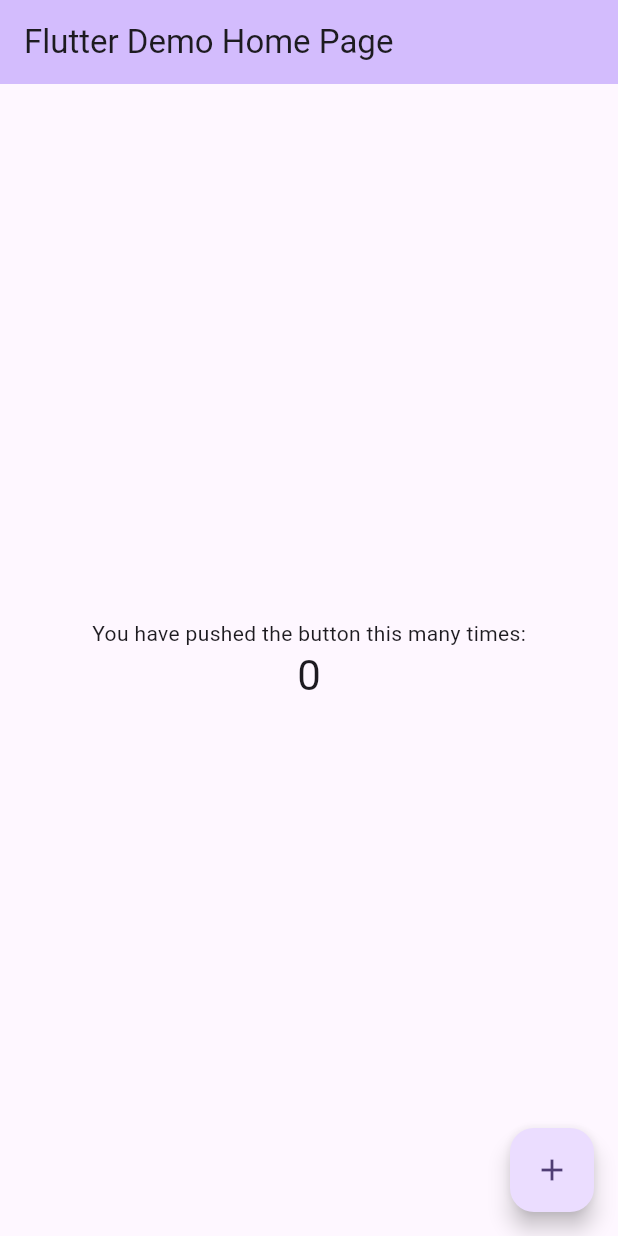
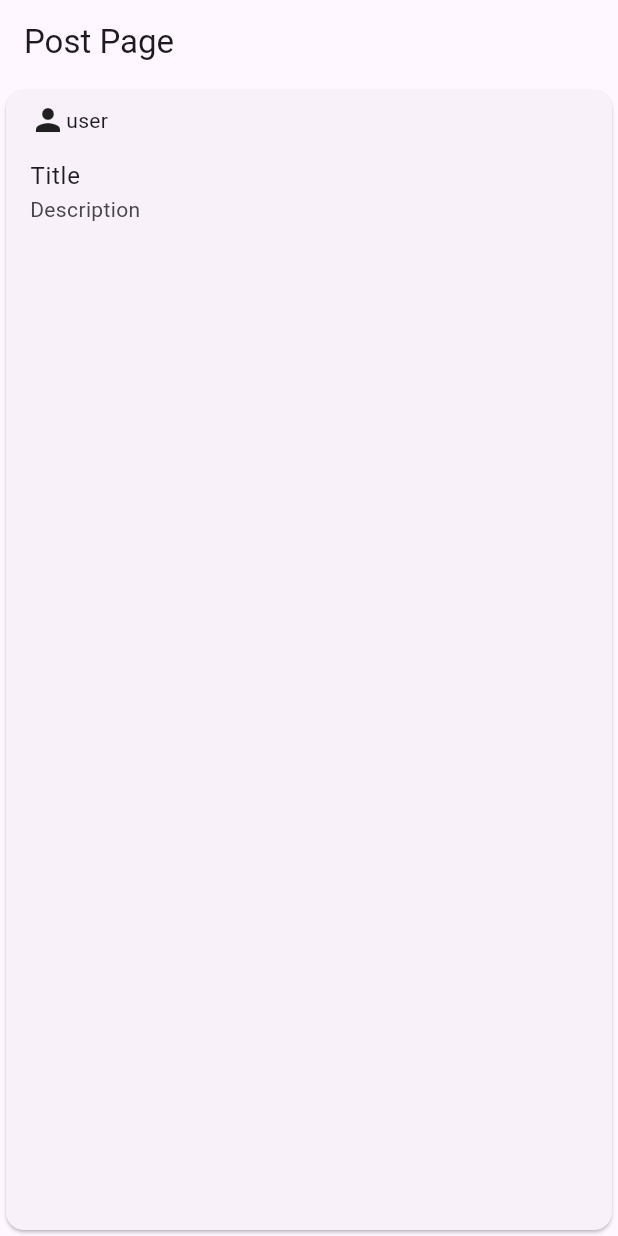
Before and after one commit to SulabhShrestha/techjar_task, a Flutter app: the screen it shows after launch, on a phone screen of 412 x 824 dp. Run offline on Flutter 3.47's test engine with Material 3 defaults, Android fonts, the phone set to English and light mode, and no system bars.

Commit message:
Post page UI added

```diff
--- a/lib/main.dart
+++ b/lib/main.dart
@@ -1,4 +1,5 @@
 import 'package:flutter/material.dart';
+import 'package:techjar_task/views/post_page/post_page.dart';
 
 void main() {
   runApp(const MyApp());
@@ -7,119 +8,15 @@ void main() {
 class MyApp extends StatelessWidget {
   const MyApp({super.key});
 
-  // This widget is the root of your application.
   @override
   Widget build(BuildContext context) {
     return MaterialApp(
-      title: 'Flutter Demo',
+      title: 'TechJar Task',
       theme: ThemeData(
-        // This is the theme of your application.
-        //
-        // TRY THIS: Try running your application with "flutter run". You'll see
-        // the application has a purple toolbar. Then, without quitting the app,
-        // try changing the seedColor in the colorScheme below to Colors.green
-        // and then invoke "hot reload" (save your changes or press the "hot
-        // reload" button in a Flutter-supported IDE, or press "r" if you used
-        // the command line to start the app).
-        //
-        // Notice that the counter didn't reset back to zero; the application
-        // state is not lost during the reload. To reset the state, use hot
-        // restart instead.
-        //
-        // This works for code too, not just values: Most code changes can be
-        // tested with just a hot reload.
         colorScheme: ColorScheme.fromSeed(seedColor: Colors.deepPurple),
         useMaterial3: true,
       ),
-      home: const MyHomePage(title: 'Flutter Demo Home Page'),
+      home: PostPage(),
     );
   }
 }
-
-class MyHomePage extends StatefulWidget {
-  const MyHomePage({super.key, required this.title});
-
-  // This widget is the home page of your application. It is stateful, meaning
-  // that it has a State object (defined below) that contains fields that affect
-  // how it looks.
-
-  // This class is the configuration for the state. It holds the values (in this
-  // case the title) provided by the parent (in this case the App widget) and
-  // used by the build method of the State. Fields in a Widget subclass are
-  // always marked "final".
-
-  final String title;
-
-  @override
-  State<MyHomePage> createState() => _MyHomePageState();
-}
-
-class _MyHomePageState extends State<MyHomePage> {
-  int _counter = 0;
-
-  void _incrementCounter() {
-    setState(() {
-      // This call to setState tells the Flutter framework that something has
-      // changed in this State, which causes it to rerun the build method below
-      // so that the display can reflect the updated values. If we changed
-      // _counter without calling setState(), then the build method would not be
-      // called again, and so nothing would appear to happen.
-      _counter++;
-    });
-  }
-
-  @override
-  Widget build(BuildContext context) {
-    // This method is rerun every time setState is called, for instance as done
-    // by the _incrementCounter method above.
-    //
-    // The Flutter framework has been optimized to make rerunning build methods
-    // fast, so that you can just rebuild anything that needs updating rather
-    // than having to individually change instances of widgets.
-    return Scaffold(
-      appBar: AppBar(
-        // TRY THIS: Try changing the color here to a specific color (to
-        // Colors.amber, perhaps?) and trigger a hot reload to see the AppBar
-        // change color while the other colors stay the same.
-        backgroundColor: Theme.of(context).colorScheme.inversePrimary,
-        // Here we take the value from the MyHomePage object that was created by
-        // the App.build method, and use it to set our appbar title.
-        title: Text(widget.title),
-      ),
-      body: Center(
-        // Center is a layout widget. It takes a single child and positions it
-        // in the middle of the parent.
-        child: Column(
-          // Column is also a layout widget. It takes a list of children and
-          // arranges them vertically. By default, it sizes itself to fit its
-          // children horizontally, and tries to be as tall as its parent.
-          //
-          // Column has various properties to control how it sizes itself and
-          // how it positions its children. Here we use mainAxisAlignment to
-          // center the children vertically; the main axis here is the vertical
-          // axis because Columns are vertical (the cross axis would be
-          // horizontal).
-          //
-          // TRY THIS: Invoke "debug painting" (choose the "Toggle Debug Paint"
-          // action in the IDE, or press "p" in the console), to see the
-          // wireframe for each widget.
-          mainAxisAlignment: MainAxisAlignment.center,
-          children: <Widget>[
-            const Text(
-              'You have pushed the button this many times:',
-            ),
-            Text(
-              '$_counter',
-              style: Theme.of(context).textTheme.headlineMedium,
-            ),
-          ],
-        ),
-      ),
-      floatingActionButton: FloatingActionButton(
-        onPressed: _incrementCounter,
-        tooltip: 'Increment',
-        child: const Icon(Icons.add),
-      ), // This trailing comma makes auto-formatting nicer for build methods.
-    );
-  }
-}
--- /dev/null
+++ b/lib/views/post_page/post_page.dart
@@ -0,0 +1,41 @@
+import 'package:flutter/material.dart';
+
+class PostPage extends StatelessWidget {
+  const PostPage({super.key});
+
+  @override
+  Widget build(BuildContext context) {
+    return Scaffold(
+      appBar: AppBar(
+        title: const Text('Post Page'),
+      ),
+      body: Card(
+        child: Padding(
+          padding: const EdgeInsets.symmetric(vertical: 8.0),
+          child: Column(
+            crossAxisAlignment: CrossAxisAlignment.start,
+            children: [
+              // user info will go here
+              Padding(
+                padding: const EdgeInsets.symmetric(horizontal: 16.0),
+                child: Row(
+                  crossAxisAlignment: CrossAxisAlignment.center,
+                  children: [
+                    const Icon(Icons.person),
+                    Text("user"),
+                  ],
+                ),
+              ),
+
+              // post info will go here
+              ListTile(
+                title: Text("Title"),
+                subtitle: Text("Description"),
+              ),
+            ],
+          ),
+        ),
+      ),
+    );
+  }
+}
```
